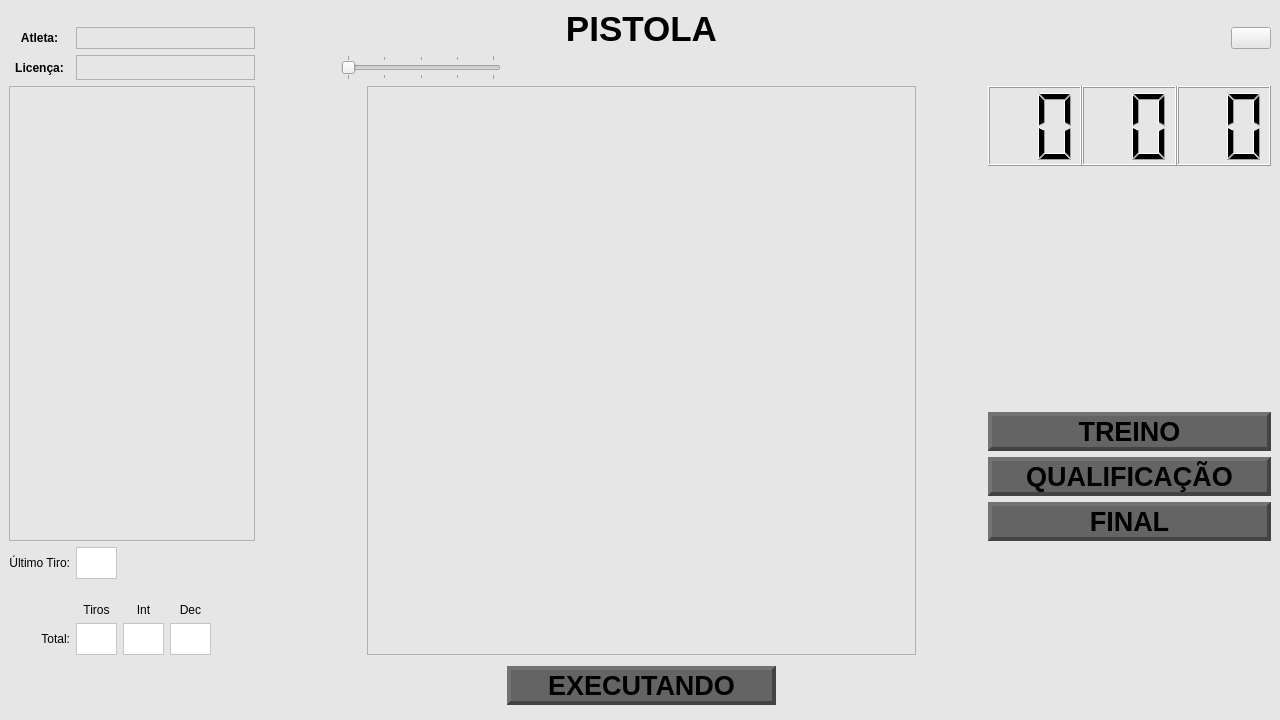
Qt form local_pc/gui/pistolwindow.ui (xBogas/ES-SACA) before a commit.
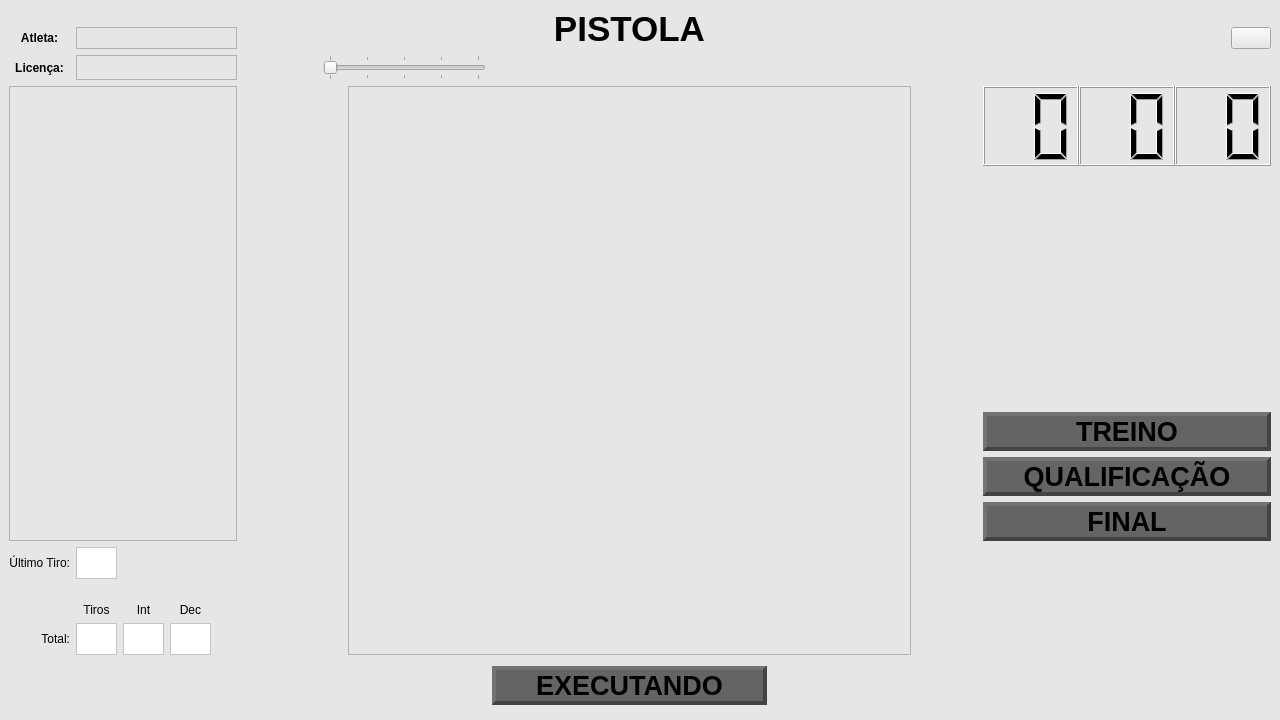
The same form after that commit. Icons and pictures are not drawn.

Commit message: Alterações no ui, nomeadamente a remoção do botão de teste de tiros.

Diff of the .ui file:
```diff
--- a/local_pc/gui/pistolwindow.ui
+++ b/local_pc/gui/pistolwindow.ui
@@ -464,7 +464,7 @@
        <widget class="QTableWidget" name="tableWidget">
         <property name="sizePolicy">
          <sizepolicy hsizetype="Expanding" vsizetype="Expanding">
-          <horstretch>2</horstretch>
+          <horstretch>1</horstretch>
           <verstretch>17</verstretch>
          </sizepolicy>
         </property>
```
Left out of the diff: 14 changed lines with no effect on the pictures. The commit also changes 1 other file.
